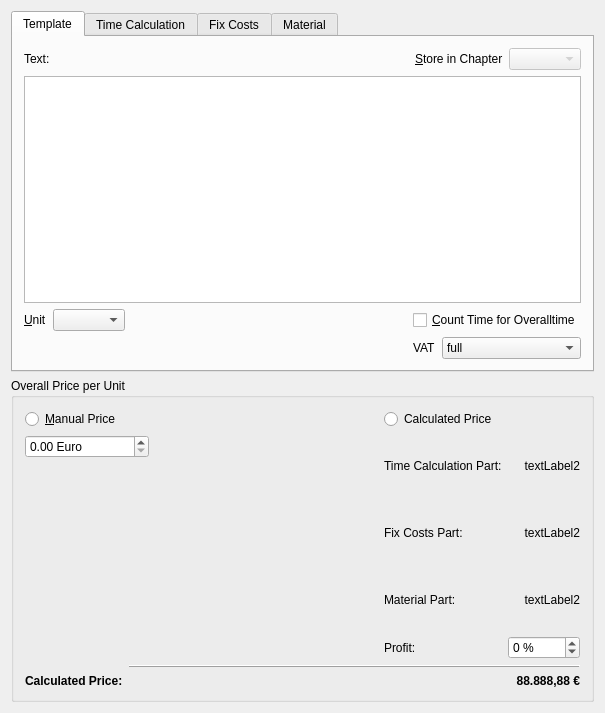
This is src/calctemplate.ui in dragotin/kraft as Qt 5 draws it before an edit. The edited form follows.
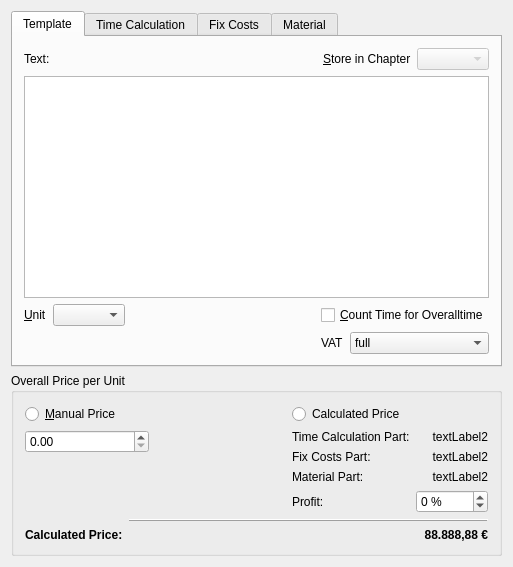
This is the edited form. Custom widgets are drawn as their Qt base class.

Commit message:
Properly ask to waste changes if user hits cancel. Or not...
This fixes the fact that it always asked if changes should
be discarded, even if there weren't any changes.

What changed in the file:
```diff
--- a/src/calctemplate.ui
+++ b/src/calctemplate.ui
@@ -6,8 +6,8 @@
    <rect>
     <x>0</x>
     <y>0</y>
-    <width>605</width>
-    <height>713</height>
+    <width>513</width>
+    <height>567</height>
    </rect>
   </property>
   <property name="windowTitle">
@@ -547,12 +547,12 @@
         </item>
         <item row="1" column="0" colspan="2">
          <widget class="QDoubleSpinBox" name="m_manualPriceVal">
-          <property name="suffix">
-           <string> Euro</string>
-          </property>
           <property name="maximum">
            <double>99999.000000000000000</double>
           </property>
+          <property name="value">
+           <double>0.000000000000000</double>
+          </property>
           <property name="minValue" stdset="0">
            <number>0</number>
           </property>
```
The commit also changes 2 other files.
